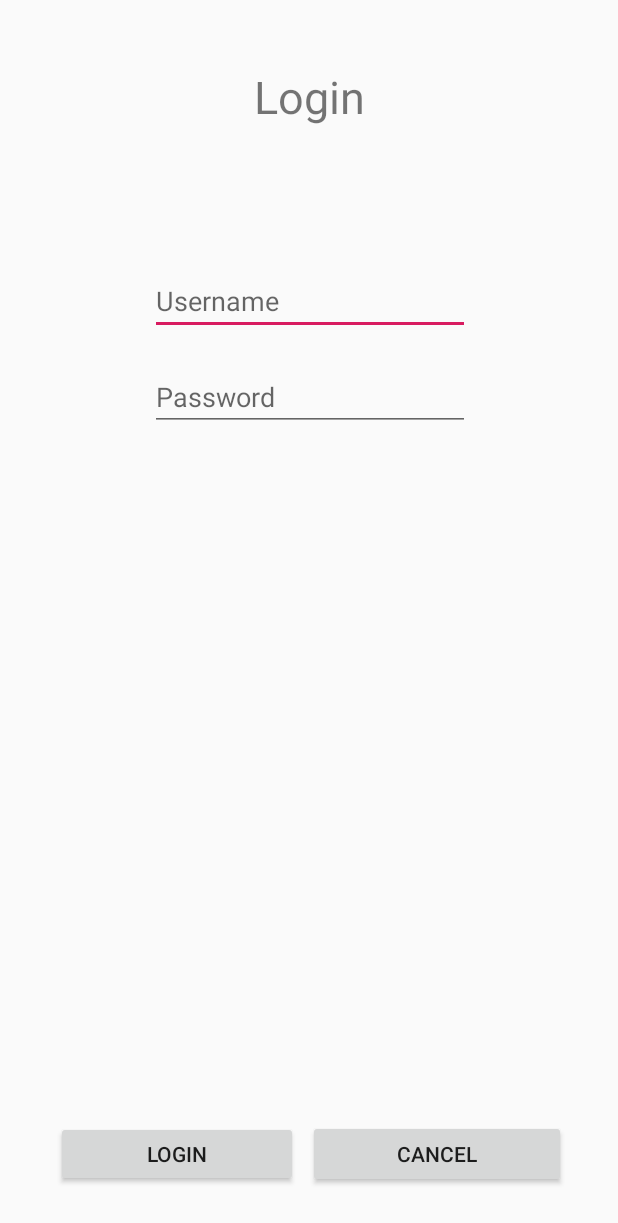
After one commit to miguelmarques1904/cmu18-19, an Android app: the layout dialog_signin.xml on its own in the app's theme, with its tools: preview values and no code run, on a phone screen of 412 x 824 dp. The commit adds this screen. Shown: the top 1223 px of the screen. Run offline under Robolectric (Android 15) with nearby library versions, the phone set to English and light mode, and no system bars.

Commit message:
Add login layout. Not working

```diff
--- /dev/null
+++ b/app/src/main/res/layout/dialog_signin.xml
@@ -0,0 +1,110 @@
+<?xml version="1.0" encoding="utf-8"?>
+<android.support.constraint.ConstraintLayout xmlns:android="http://schemas.android.com/apk/res/android"
+    xmlns:app="http://schemas.android.com/apk/res-auto"
+    xmlns:tools="http://schemas.android.com/tools"
+    android:id="@+id/constraintLayout2"
+    android:layout_width="match_parent"
+    android:layout_height="match_parent">
+
+    <android.support.constraint.ConstraintLayout
+        android:id="@+id/constraintLayout"
+        android:layout_width="394dp"
+        android:layout_height="267dp"
+        android:layout_marginStart="8dp"
+        android:layout_marginLeft="8dp"
+        android:layout_marginTop="8dp"
+        android:layout_marginEnd="8dp"
+        android:layout_marginRight="8dp"
+        android:layout_marginBottom="8dp"
+        app:layout_constraintBottom_toBottomOf="parent"
+        app:layout_constraintEnd_toEndOf="parent"
+        app:layout_constraintHorizontal_bias="0.5"
+        app:layout_constraintStart_toStartOf="parent"
+        app:layout_constraintTop_toTopOf="parent"
+        app:layout_constraintVertical_bias="0.037">
+
+        <TextView
+            android:id="@+id/loginText"
+            android:layout_width="wrap_content"
+            android:layout_height="wrap_content"
+            android:layout_marginTop="16dp"
+            android:layout_marginBottom="8dp"
+            android:text="Login"
+            android:textSize="30sp"
+            app:layout_constraintBottom_toTopOf="@+id/username"
+            app:layout_constraintEnd_toEndOf="parent"
+            app:layout_constraintHorizontal_bias="0.5"
+            app:layout_constraintStart_toStartOf="parent"
+            app:layout_constraintTop_toTopOf="parent"
+            app:layout_constraintVertical_bias="0.0" />
+
+        <EditText
+            android:id="@+id/username"
+            android:layout_width="wrap_content"
+            android:layout_height="wrap_content"
+            android:layout_marginTop="72dp"
+            android:layout_marginBottom="8dp"
+            android:ems="10"
+            android:hint="Username"
+            android:inputType="textPersonName"
+            app:layout_constraintBottom_toTopOf="@+id/password"
+            app:layout_constraintEnd_toEndOf="parent"
+            app:layout_constraintHorizontal_bias="0.5"
+            app:layout_constraintStart_toStartOf="parent"
+            app:layout_constraintTop_toTopOf="parent"
+            app:layout_constraintVertical_bias="0.876" />
+
+        <EditText
+            android:id="@+id/password"
+            android:layout_width="wrap_content"
+            android:layout_height="wrap_content"
+            android:layout_marginTop="131dp"
+            android:layout_marginBottom="8dp"
+            android:ems="10"
+            android:hint="Password"
+            android:inputType="textPassword"
+            app:layout_constraintBottom_toBottomOf="parent"
+            app:layout_constraintEnd_toEndOf="parent"
+            app:layout_constraintHorizontal_bias="0.5"
+            app:layout_constraintStart_toStartOf="parent"
+            app:layout_constraintTop_toTopOf="parent"
+            app:layout_constraintVertical_bias="1.0" />
+    </android.support.constraint.ConstraintLayout>
+
+    <android.support.constraint.ConstraintLayout
+        android:layout_width="370dp"
+        android:layout_height="69dp"
+        android:layout_marginTop="8dp"
+        app:layout_constraintBottom_toBottomOf="parent"
+        app:layout_constraintEnd_toEndOf="parent"
+        app:layout_constraintHorizontal_bias="0.5"
+        app:layout_constraintStart_toStartOf="parent"
+        app:layout_constraintTop_toBottomOf="@+id/constraintLayout"
+        app:layout_constraintVertical_bias="0.955">
+
+        <Button
+            android:id="@+id/button5"
+            android:layout_width="161dp"
+            android:layout_height="44dp"
+            android:layout_marginStart="16dp"
+            android:layout_marginLeft="16dp"
+            android:text="Login"
+            app:layout_constraintBottom_toBottomOf="parent"
+            app:layout_constraintStart_toStartOf="parent"
+            app:layout_constraintTop_toTopOf="parent" />
+
+        <Button
+            android:id="@+id/button6"
+            android:layout_width="172dp"
+            android:layout_height="45dp"
+            android:layout_marginStart="8dp"
+            android:layout_marginLeft="8dp"
+            android:layout_marginEnd="16dp"
+            android:layout_marginRight="16dp"
+            android:text="Cancel"
+            app:layout_constraintBottom_toBottomOf="parent"
+            app:layout_constraintEnd_toEndOf="parent"
+            app:layout_constraintStart_toEndOf="@+id/button5"
+            app:layout_constraintTop_toTopOf="parent" />
+    </android.support.constraint.ConstraintLayout>
+</android.support.constraint.ConstraintLayout>
```
Also changed, not shown: app/src/main/java/pt/ist/cmu/p2photo/MainActivity.java (+39 -21 lines), app/src/main/res/layout/activity_main.xml (+9 -9 lines).
